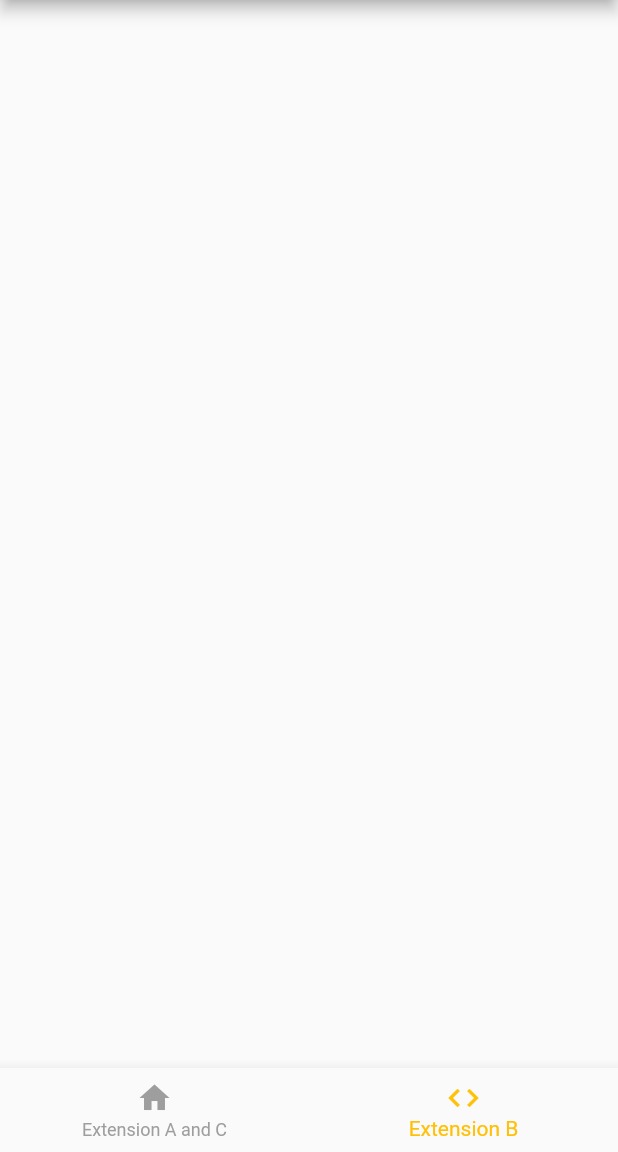
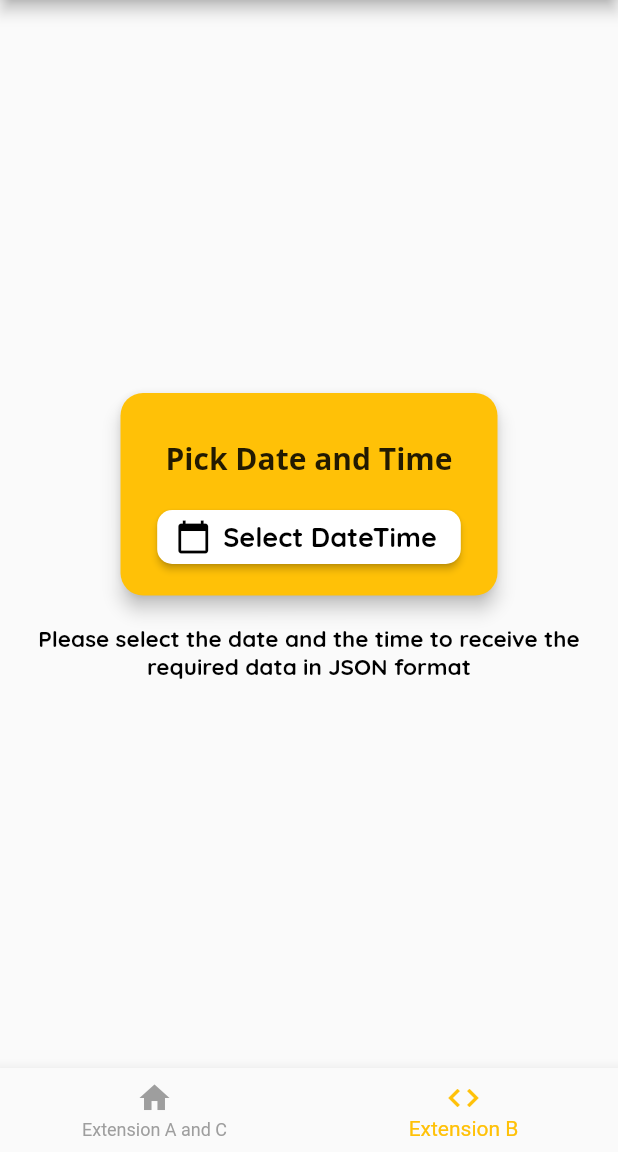
Before and after one commit to afiqaimanafr/NeXT-assessment, a Flutter app: the screen it shows after launch, item 2 of the bottom bar chosen, on a phone screen of 412 x 824 dp, the part 84-1236 px from its top. Run offline on Flutter 3.47's test engine with Material 2 defaults, Android fonts, the phone set to English and light mode, and no system bars.

Commit message:
new tab updated

```diff
--- a/lib/screens/extension_b_screen.dart
+++ b/lib/screens/extension_b_screen.dart
@@ -1,4 +1,6 @@
 import 'package:flutter/material.dart';
+import 'package:iss_next_assessment/constant.dart';
+import 'package:intl/intl.dart';
 
 class ExtensionBScreen extends StatefulWidget {
   @override
@@ -6,8 +8,165 @@ class ExtensionBScreen extends StatefulWidget {
 }
 
 class _ExtensionBScreenState extends State<ExtensionBScreen> {
+  DateTime dateTime;
+
+  String getText() {
+    if (dateTime == null) {
+      return 'Select DateTime';
+    } else {
+      var formattedDate = DateFormat('dd/MM/yyyy HH:mm').format(dateTime);
+      return formattedDate;
+    }
+  }
+
   @override
   Widget build(BuildContext context) {
-    return Container();
+    return Column(
+      mainAxisAlignment: MainAxisAlignment.center,
+      children: <Widget>[
+        Center(
+          child: Card(
+            elevation: 5,
+            shape: RoundedRectangleBorder(
+              borderRadius: BorderRadius.circular(15.0),
+            ),
+            color: kPrimaryColor,
+            child: Column(
+              children: <Widget>[
+                const Padding(
+                  padding: EdgeInsets.only(
+                    left: 30.0,
+                    right: 30,
+                    top: 30,
+                  ),
+                  child: Text(
+                    'Pick Date and Time',
+                    style: TextStyle(
+                      fontFamily: primaryFamilyFont,
+                      fontSize: 20,
+                      fontWeight: FontWeight.bold,
+                    ),
+                  ),
+                ),
+                const SizedBox(
+                  height: 15,
+                ),
+                ElevatedButton.icon(
+                  style: ElevatedButton.styleFrom(
+                    primary: kPrimaryLightColor,
+                    shape: RoundedRectangleBorder(
+                      borderRadius: BorderRadius.circular(10.0),
+                    ),
+                  ),
+                  onPressed: () => pickDateTime(context),
+                  label: FittedBox(
+                    child: Text(
+                      getText(),
+                      style: const TextStyle(
+                        fontWeight: FontWeight.bold,
+                        fontSize: 18,
+                        color: kPrimaryDarkColor,
+                        fontFamily: secondaryFamilyFont,
+                      ),
+                    ),
+                  ),
+                  icon: const Icon(Icons.calendar_today),
+                ),
+                const SizedBox(
+                  height: 15,
+                ),
+              ],
+            ),
+          ),
+        ),
+        const SizedBox(
+          height: 15,
+        ),
+        getText() != 'Select DateTime'
+            ? ElevatedButton.icon(
+                style: ElevatedButton.styleFrom(
+                  primary: kPrimaryColor,
+                  shape: RoundedRectangleBorder(
+                    borderRadius: BorderRadius.circular(10.0),
+                  ),
+                ),
+                onPressed: () {},
+                label: const FittedBox(
+                  fit: BoxFit.fitWidth,
+                  child: Padding(
+                    padding: EdgeInsets.symmetric(
+                      vertical: 10,
+                    ),
+                    child: Text(
+                      'Click here to see the required data in JSON format',
+                      style: TextStyle(
+                        fontWeight: FontWeight.bold,
+                        fontSize: 18,
+                        color: kPrimaryDarkColor,
+                        fontFamily: secondaryFamilyFont,
+                      ),
+                    ),
+                  ),
+                ),
+                icon: const Icon(Icons.gps_fixed),
+              )
+            : const Text(
+                'Please select the date and the time to receive the required data in JSON format',
+                style: TextStyle(
+                  fontWeight: FontWeight.bold,
+                  fontSize: 15,
+                  color: kPrimaryDarkColor,
+                  fontFamily: secondaryFamilyFont,
+                ),
+                textAlign: TextAlign.center,
+              ),
+      ],
+    );
+  }
+
+  Future pickDateTime(BuildContext context) async {
+    final date = await pickDate(context);
+    if (date == null) return;
+
+    final time = await pickTime(context);
+    if (time == null) return;
+
+    setState(() {
+      dateTime = DateTime(
+        date.year,
+        date.month,
+        date.day,
+        time.hour,
+        time.minute,
+      );
+    });
+  }
+
+  Future<DateTime> pickDate(BuildContext context) async {
+    final initialDate = DateTime.now();
+    final newDate = await showDatePicker(
+      context: context,
+      initialDate: dateTime ?? initialDate,
+      firstDate: DateTime(DateTime.now().year - 20),
+      lastDate: initialDate,
+    );
+
+    if (newDate == null) return null;
+
+    return newDate;
+  }
+
+  Future<TimeOfDay> pickTime(BuildContext context) async {
+    const initialTime = TimeOfDay(hour: 0, minute: 0);
+    final newTime = await showTimePicker(
+      context: context,
+      initialTime: dateTime != null
+          ? TimeOfDay(hour: dateTime.hour, minute: dateTime.minute)
+          : initialTime,
+    );
+
+    if (newTime == null) return null;
+
+    return newTime;
   }
 }
```
